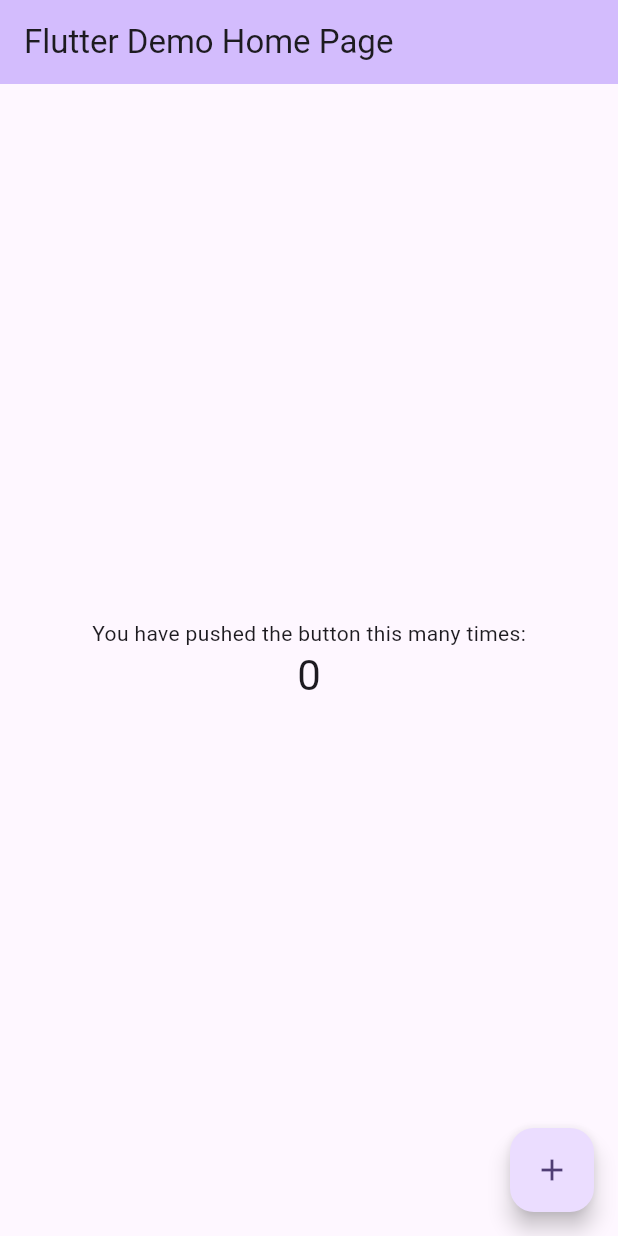
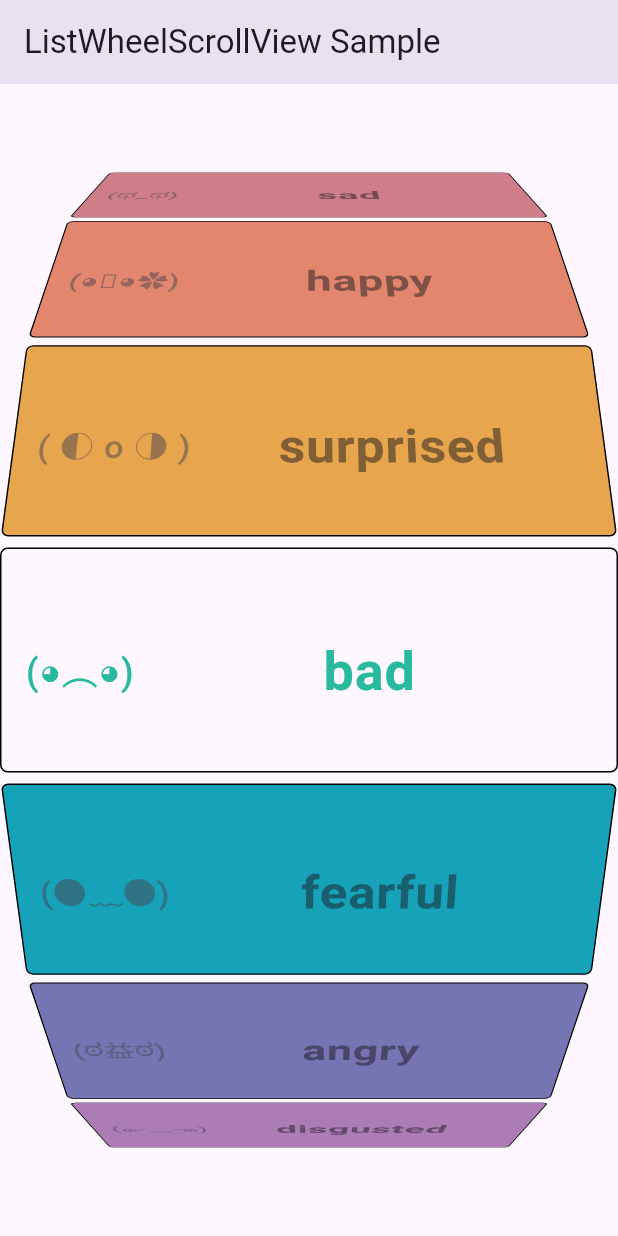
Before and after one commit to jtschulz/mental_floss, a Flutter app: the screen it shows after launch, on a phone screen of 412 x 824 dp. Run offline on Flutter 3.47's test engine with Material 3 defaults, Android fonts, the light colour scheme and no system bars.

Commit message:
Add scroll bar for emotion categories

```diff
--- a/lib/main.dart
+++ b/lib/main.dart
@@ -1,125 +1,197 @@
 import 'package:flutter/material.dart';
 
-void main() {
-  runApp(const MyApp());
-}
+void main() => runApp(const MyApp());
 
 class MyApp extends StatelessWidget {
   const MyApp({super.key});
 
-  // This widget is the root of your application.
   @override
   Widget build(BuildContext context) {
-    return MaterialApp(
-      title: 'Flutter Demo',
-      theme: ThemeData(
-        // This is the theme of your application.
-        //
-        // TRY THIS: Try running your application with "flutter run". You'll see
-        // the application has a purple toolbar. Then, without quitting the app,
-        // try changing the seedColor in the colorScheme below to Colors.green
-        // and then invoke "hot reload" (save your changes or press the "hot
-        // reload" button in a Flutter-supported IDE, or press "r" if you used
-        // the command line to start the app).
-        //
-        // Notice that the counter didn't reset back to zero; the application
-        // state is not lost during the reload. To reset the state, use hot
-        // restart instead.
-        //
-        // This works for code too, not just values: Most code changes can be
-        // tested with just a hot reload.
-        colorScheme: ColorScheme.fromSeed(seedColor: Colors.deepPurple),
-        useMaterial3: true,
-      ),
-      home: const MyHomePage(title: 'Flutter Demo Home Page'),
+    return const MaterialApp(
+      home: ListWheelScrollViewApp(),
     );
   }
 }
 
-class MyHomePage extends StatefulWidget {
-  const MyHomePage({super.key, required this.title});
-
-  // This widget is the home page of your application. It is stateful, meaning
-  // that it has a State object (defined below) that contains fields that affect
-  // how it looks.
-
-  // This class is the configuration for the state. It holds the values (in this
-  // case the title) provided by the parent (in this case the App widget) and
-  // used by the build method of the State. Fields in a Widget subclass are
-  // always marked "final".
-
-  final String title;
+class ListWheelScrollViewApp extends StatefulWidget {
+  const ListWheelScrollViewApp({super.key});
 
   @override
-  State<MyHomePage> createState() => _MyHomePageState();
+  State<ListWheelScrollViewApp> createState() {
+    return _ListWheelScrollViewAppState();
+  }
 }
 
-class _MyHomePageState extends State<MyHomePage> {
-  int _counter = 0;
+class EmotionCategory {
+  EmotionCategory({
+    required this.name,
+    required this.color,
+    required this.emoji,
+    required this.emotions,
+  });
 
-  void _incrementCounter() {
-    setState(() {
-      // This call to setState tells the Flutter framework that something has
-      // changed in this State, which causes it to rerun the build method below
-      // so that the display can reflect the updated values. If we changed
-      // _counter without calling setState(), then the build method would not be
-      // called again, and so nothing would appear to happen.
-      _counter++;
-    });
-  }
+  final String name;
+  final Color color;
+  final String emoji;
+  final List<String> emotions;
+}
+
+class _ListWheelScrollViewAppState extends State<ListWheelScrollViewApp> {
+  var _focusedIndex = 0;
+  final List<String> selectedFeelings = [];
 
   @override
   Widget build(BuildContext context) {
-    // This method is rerun every time setState is called, for instance as done
-    // by the _incrementCounter method above.
-    //
-    // The Flutter framework has been optimized to make rerunning build methods
-    // fast, so that you can just rebuild anything that needs updating rather
-    // than having to individually change instances of widgets.
+    final List<EmotionCategory> emotions = [
+      EmotionCategory(
+        name: 'bad',
+        color: const Color.fromRGBO(39, 186, 158, 1),
+        emoji: '(◕︵◕)',
+        emotions: [
+          'tired',
+          'stressed',
+          'busy',
+          'bored',
+        ],
+      ),
+      EmotionCategory(
+          name: 'fearful',
+          color: const Color.fromRGBO(22, 163, 186, 1),
+          emoji: '(●﹏●)',
+          emotions: [
+            'scared',
+            'anxious',
+            'insecure',
+            'weak',
+            'rejected',
+            'threatened',
+          ]),
+      EmotionCategory(
+          name: 'angry',
+          color: const Color.fromRGBO(117, 117, 180, 1),
+          emoji: '(ಠ益ಠ)',
+          emotions: [
+            'let down',
+            'humiliated',
+            'insecure',
+            'weak',
+            'rejected',
+            'threatened',
+          ]),
+      EmotionCategory(
+          name: 'disgusted',
+          color: const Color.fromRGBO(172, 124, 181, 1),
+          emoji: '(๑-﹏-๑)',
+          emotions: [
+            'disapproving',
+            'disappointed',
+            'awful',
+            'repelled',
+          ]),
+      EmotionCategory(
+          name: 'sad',
+          color: const Color.fromRGBO(207, 125, 137, 1),
+          emoji: '(ಥ_ಥ)',
+          emotions: [
+            'hurt',
+            'depressed',
+            'guilty',
+            'despair',
+            'vulnerable',
+            'lonely',
+          ]),
+      EmotionCategory(
+          name: 'happy',
+          color: const Color.fromRGBO(226, 135, 109, 1),
+          emoji: '(◕‿◕✿)',
+          emotions: [
+            'optimistic',
+            'trusting',
+            'peaceful',
+            'powerful',
+            'accepted',
+            'proud',
+            'interested',
+            'content',
+            'playful',
+          ]),
+      EmotionCategory(
+        name: 'surprised',
+        color: const Color.fromRGBO(231, 165, 77, 1),
+        emoji: '( ◐ o ◑ )',
+        emotions: [
+          'excited',
+          'amazed',
+          'confused',
+          'startled',
+        ],
+      ),
+    ];
+
+    final items = Iterable<int>.generate(emotions.length).map((idx) {
+      final dataKey = GlobalKey();
+
+      return ListTile(
+        key: dataKey,
+        titleAlignment: ListTileTitleAlignment.center,
+        leading: Text(
+          emotions[idx].emoji,
+          style: const TextStyle(fontSize: 24),
+        ),
+        title: Center(
+          child: Text(
+            emotions[idx].name,
+            style: const TextStyle(
+              fontSize: 36.0,
+              fontWeight: FontWeight.w600,
+            ),
+          ),
+        ),
+        selected: _focusedIndex == idx,
+        selectedColor: emotions[idx].color,
+        tileColor: emotions[idx].color,
+        shape: RoundedRectangleBorder(
+          side: const BorderSide(color: Colors.black, width: 1),
+          borderRadius: BorderRadius.circular(5),
+        ),
+        onTap: () async {
+          await Scrollable.ensureVisible(dataKey.currentContext!,
+              curve: Curves.easeIn, duration: Durations.medium3);
+          showModalBottomSheet(
+              context: context,
+              builder: (context) {
+                return Wrap(
+                  children: emotions[idx].emotions.map((emotion) {
+                    return ListTile(
+                      title: Text(emotion),
+                    );
+                  }).toList(),
+                );
+              });
+        },
+      );
+    }).toList();
+
     return Scaffold(
       appBar: AppBar(
-        // TRY THIS: Try changing the color here to a specific color (to
-        // Colors.amber, perhaps?) and trigger a hot reload to see the AppBar
-        // change color while the other colors stay the same.
-        backgroundColor: Theme.of(context).colorScheme.inversePrimary,
-        // Here we take the value from the MyHomePage object that was created by
-        // the App.build method, and use it to set our appbar title.
-        title: Text(widget.title),
+        title: const Text('ListWheelScrollView Sample'),
       ),
       body: Center(
-        // Center is a layout widget. It takes a single child and positions it
-        // in the middle of the parent.
-        child: Column(
-          // Column is also a layout widget. It takes a list of children and
-          // arranges them vertically. By default, it sizes itself to fit its
-          // children horizontally, and tries to be as tall as its parent.
-          //
-          // Column has various properties to control how it sizes itself and
-          // how it positions its children. Here we use mainAxisAlignment to
-          // center the children vertically; the main axis here is the vertical
-          // axis because Columns are vertical (the cross axis would be
-          // horizontal).
-          //
-          // TRY THIS: Invoke "debug painting" (choose the "Toggle Debug Paint"
-          // action in the IDE, or press "p" in the console), to see the
-          // wireframe for each widget.
-          mainAxisAlignment: MainAxisAlignment.center,
-          children: <Widget>[
-            const Text(
-              'You have pushed the button this many times:',
-            ),
-            Text(
-              '$_counter',
-              style: Theme.of(context).textTheme.headlineMedium,
-            ),
-          ],
+        child: ListWheelScrollView.useDelegate(
+          itemExtent: 150,
+          physics: const FixedExtentScrollPhysics(),
+          overAndUnderCenterOpacity: 0.5,
+          // magnification: 1.1,
+          childDelegate: ListWheelChildLoopingListDelegate(
+            children: items,
+          ),
+          onSelectedItemChanged: (index) {
+            setState(() {
+              _focusedIndex = index;
+            });
+          },
         ),
       ),
-      floatingActionButton: FloatingActionButton(
-        onPressed: _incrementCounter,
-        tooltip: 'Increment',
-        child: const Icon(Icons.add),
-      ), // This trailing comma makes auto-formatting nicer for build methods.
     );
   }
 }
```
